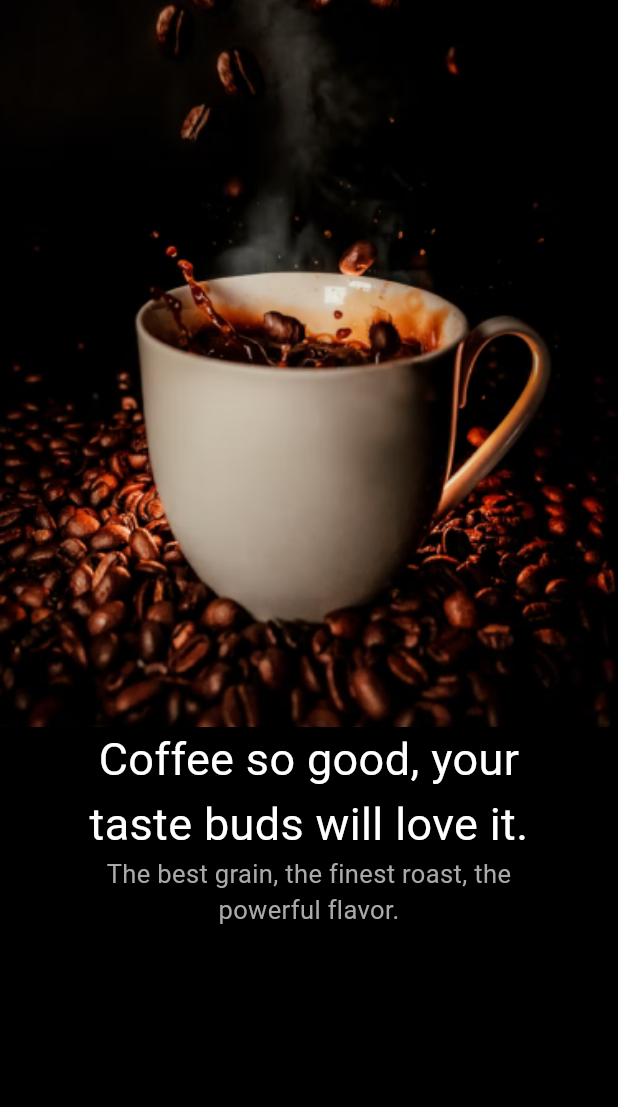
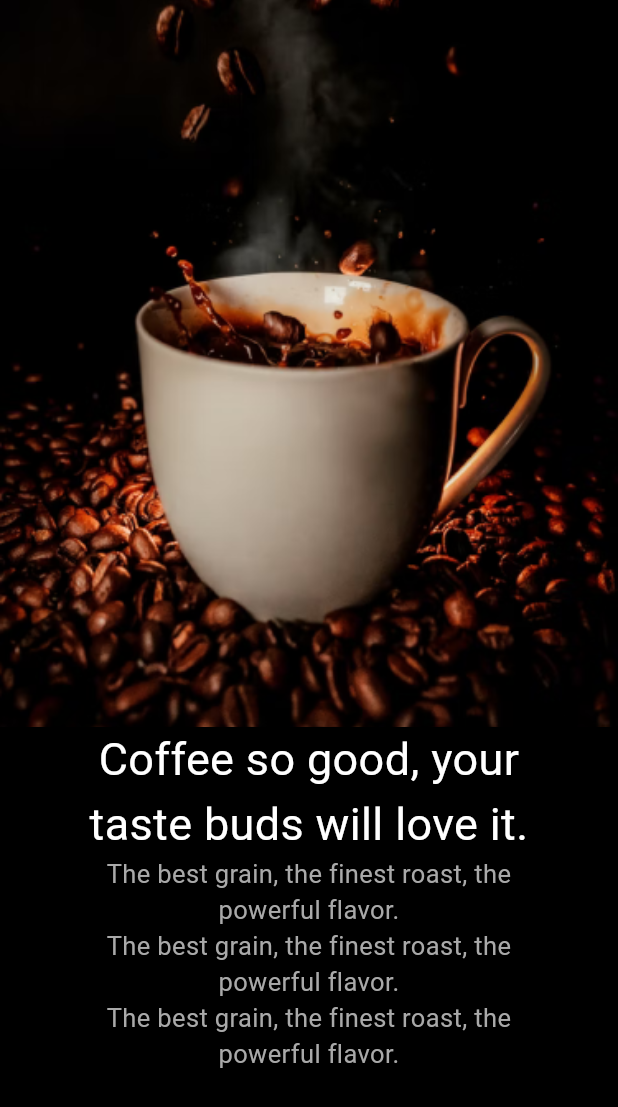
Before and after one commit to Ramazanzade/Coffee-Shop, a Flutter app: the screen it shows after launch, on a phone screen of 412 x 824 dp. Shown: the top 1107 px of the screen. Run offline on Flutter 3.47's test engine with Material 3 defaults, Android fonts, the phone set to English and light mode, and no system bars.

Commit message:
UI- update-6

```diff
--- a/lib/src/Container/SplasFeature/Splaspage.dart
+++ b/lib/src/Container/SplasFeature/Splaspage.dart
@@ -43,7 +43,19 @@ class _SplaspageState extends State<Splaspage> {
                       color: Color(0xFFA9A9A9),
                       fontSize: 17,
                     ),
-                    textAlign: TextAlign.center)
+                    textAlign: TextAlign.center),
+                Text('The best grain, the finest roast, the powerful flavor.',
+                    style: TextStyle(
+                      color: Color(0xFFA9A9A9),
+                      fontSize: 17,
+                    ),
+                    textAlign: TextAlign.center),
+                Text('The best grain, the finest roast, the powerful flavor.',
+                    style: TextStyle(
+                      color: Color(0xFFA9A9A9),
+                      fontSize: 17,
+                    ),
+                    textAlign: TextAlign.center),
               ],
             ),
           )
```
